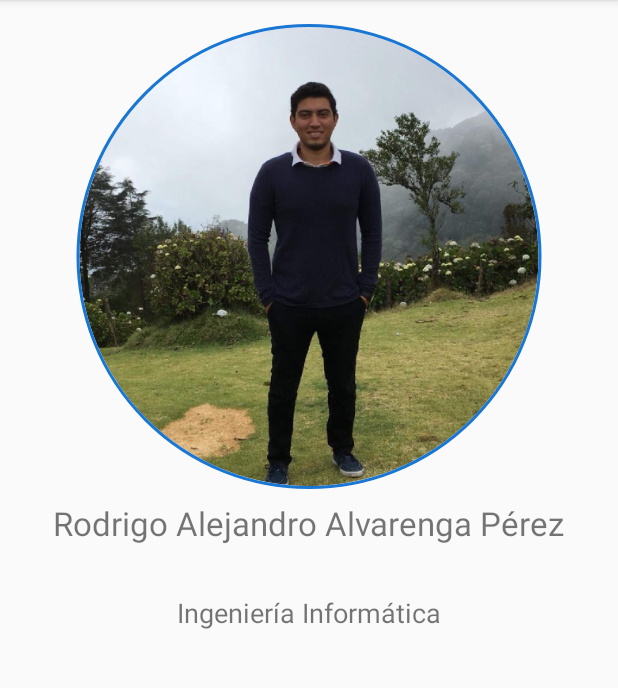
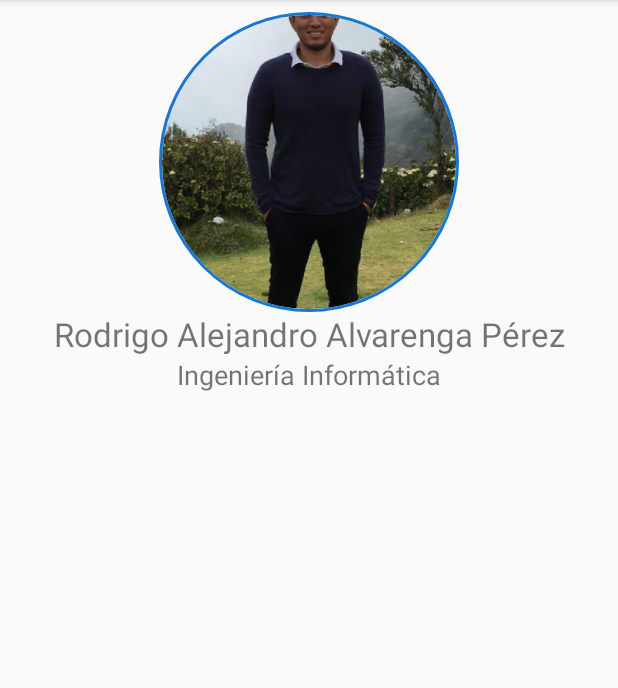
Before and after one commit to tupic98/AboutMe, an Android app: the screen it shows after launch (MainActivity), on a phone screen of 412 x 824 dp, the part 84-772 px from its top. Run offline under Robolectric (Android 15) with nearby library versions, the phone set to English and light mode, and no system bars; our stand-ins replace CircleImageView.

Commit message:
Changed Relative to Linear

```diff
--- a/app/src/main/res/layout/activity_main.xml
+++ b/app/src/main/res/layout/activity_main.xml
@@ -13,61 +13,32 @@
         android:layout_height="0dp"
         android:layout_weight="6"
         android:orientation="vertical">
-        <RelativeLayout
-            android:layout_width="match_parent"
-            android:layout_height="0dp"
-            android:layout_weight="10"
-            android:layout_margin="8dp"
-            android:gravity="center">
             <de.hdodenhof.circleimageview.CircleImageView
                 android:id="@+id/photo"
-                android:layout_width="wrap_content"
-                android:layout_height="wrap_content"
+                android:layout_width="match_parent"
+                android:layout_height="200dp"
                 android:layout_centerHorizontal="true"
                 android:src="@drawable/aboutme"
                 app:civ_border_width="2dp"
                 app:civ_border_color="@color/colorPrimaryDark" />
-        </RelativeLayout>
-        <RelativeLayout
-            android:layout_width="match_parent"
-            android:layout_height="0dp"
-            android:layout_weight="2">
             <TextView
                 android:id="@+id/name"
-                android:layout_width="wrap_content"
+                android:layout_width="match_parent"
                 android:layout_height="wrap_content"
                 android:text="@string/name"
                 android:textSize="22sp"
-                android:layout_centerHorizontal="true"/>
-        </RelativeLayout>
-        <RelativeLayout
-            android:layout_width="match_parent"
-            android:layout_height="0dp"
-            android:layout_weight="2">
+                android:gravity="center_horizontal"/>
             <TextView
-                android:layout_width="wrap_content"
+                android:layout_width="match_parent"
                 android:layout_height="wrap_content"
-                android:text="Ingeniería Informática"
-                android:layout_centerHorizontal="true"
+                android:text="@string/career_name"
                 android:textSize="18sp"
-                />
-        </RelativeLayout>
+                android:gravity="center_horizontal"/>
     </LinearLayout>
-    <RelativeLayout
+    <LinearLayout
         android:layout_width="match_parent"
         android:layout_height="0dp"
-        android:layout_weight="4">
-        <LinearLayout
-            android:id="@+id/twandgit"
-            android:layout_width="match_parent"
-            android:layout_height="wrap_content"
-            android:orientation="horizontal">
-            <RelativeLayout
-                android:layout_width="0dp"
-                android:layout_height="match_parent"
-                android:layout_weight="1">
+        android:layout_weight="5">
 
-            </RelativeLayout>
-        </LinearLayout>
-    </RelativeLayout>
+    </LinearLayout>
 </LinearLayout>
--- a/app/src/main/res/values/strings.xml
+++ b/app/src/main/res/values/strings.xml
@@ -1,4 +1,5 @@
 <resources>
     <string name="app_name">AboutMe</string>
     <string name="name">Rodrigo Alejandro Alvarenga Pérez</string>
+    <string name="career_name">Ingeniería Informática</string>
 </resources>
```
